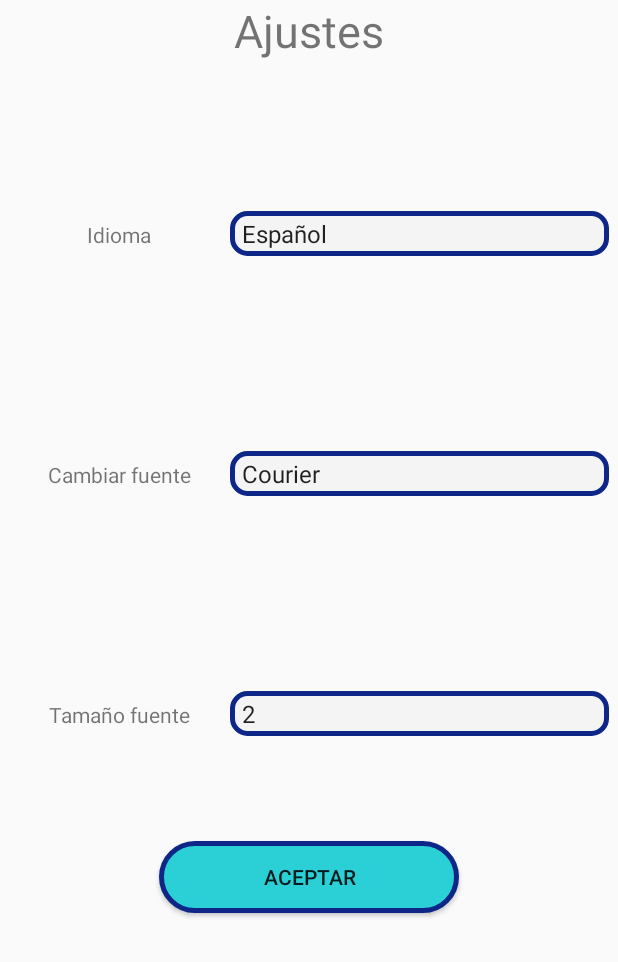
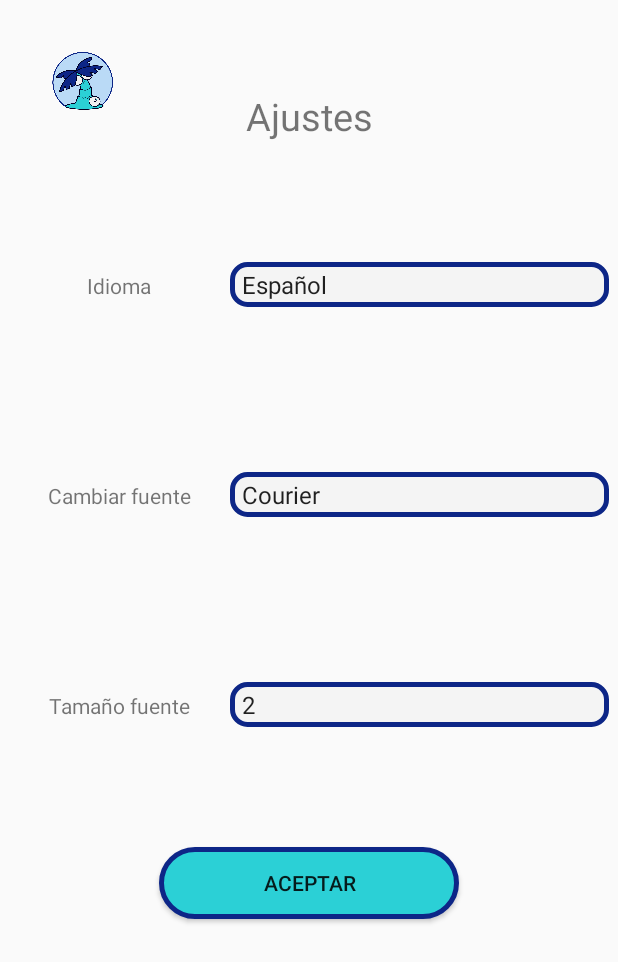
Before and after one commit to Malkien/ProyectoGrupoPM, an Android app: the Ajustes screen opened directly, with no data from a screen before it, on a phone screen of 412 x 824 dp. Shown: the top 962 px of the screen. Run offline under Robolectric (Android 15) with nearby library versions, the phone set to English and light mode, and no system bars.

Commit message:
Logo de la aplicacion incluido en ajustes y filtrar

```diff
--- a/app/src/main/res/layout/activity_ajustes.xml
+++ b/app/src/main/res/layout/activity_ajustes.xml
@@ -6,12 +6,22 @@
     android:layout_height="match_parent"
     tools:context=".Ajustes">
 
+    <ImageView
+        android:id="@+id/imageView3"
+        android:layout_width="50dp"
+        android:layout_height="50dp"
+        android:layout_marginStart="30dp"
+        android:layout_marginTop="30dp"
+        app:layout_constraintStart_toStartOf="parent"
+        app:layout_constraintTop_toTopOf="parent"
+        app:srcCompat="@drawable/logo" />
+
     <LinearLayout
         android:id="@+id/linearLayout4"
         android:layout_width="400dp"
         android:layout_height="60dp"
         android:layout_marginStart="40dp"
-        android:layout_marginTop="100dp"
+        android:layout_marginTop="80dp"
         android:layout_marginEnd="40dp"
         android:orientation="horizontal"
         app:layout_constraintBottom_toTopOf="@+id/linearLayout5"
@@ -41,7 +51,7 @@
         android:layout_width="400dp"
         android:layout_height="60dp"
         android:layout_marginStart="40dp"
-        android:layout_marginTop="100dp"
+        android:layout_marginTop="80dp"
         android:layout_marginEnd="40dp"
         android:orientation="horizontal"
         app:layout_constraintBottom_toTopOf="@+id/linearLayout3"
@@ -71,7 +81,7 @@
         android:layout_width="400dp"
         android:layout_height="60dp"
         android:layout_marginStart="40dp"
-        android:layout_marginTop="100dp"
+        android:layout_marginTop="80dp"
         android:layout_marginEnd="40dp"
         android:orientation="horizontal"
         app:layout_constraintEnd_toEndOf="parent"
@@ -99,8 +109,9 @@
         android:id="@+id/tituloajustes"
         android:layout_width="wrap_content"
         android:layout_height="wrap_content"
+        android:layout_marginTop="60dp"
         android:text="Ajustes"
-        android:textSize="30dp"
+        android:textSize="25sp"
         app:layout_constraintBottom_toTopOf="@+id/linearLayout4"
         app:layout_constraintEnd_toEndOf="parent"
         app:layout_constraintHorizontal_bias="0.5"
@@ -111,10 +122,11 @@
         android:id="@+id/aceptarAjustes"
         android:layout_width="200dp"
         android:layout_height="wrap_content"
-        android:layout_marginTop="40dp"
+        android:layout_marginTop="50dp"
         android:background="@drawable/forma_boton"
         android:text="@string/aceptarAjustes"
         app:layout_constraintEnd_toEndOf="parent"
         app:layout_constraintStart_toStartOf="parent"
         app:layout_constraintTop_toBottomOf="@+id/linearLayout3" />
+
 </androidx.constraintlayout.widget.ConstraintLayout>
```
Also changed, not shown: app/src/main/res/layout/activity_filtrar.xml (+11 -1 lines).
